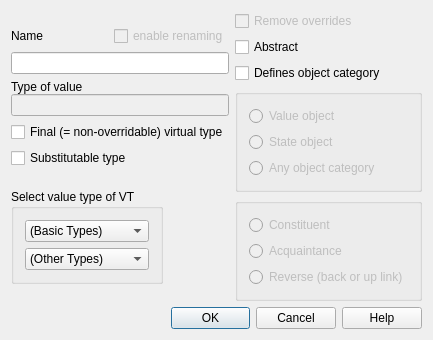
Above: lavape/src/LavaPE_UI/idd_vtypebox.ui from berkus/lavape before the change. Below: the same form after it.
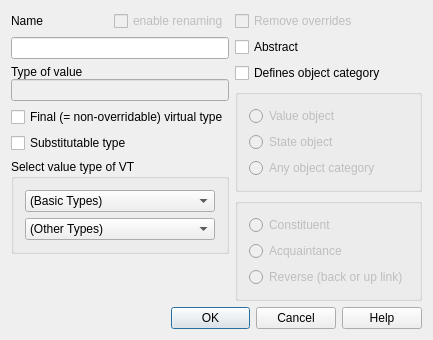
That is the form after the change.

```diff
--- a/lavape/src/LavaPE_UI/idd_vtypebox.ui
+++ b/lavape/src/LavaPE_UI/idd_vtypebox.ui
@@ -6,8 +6,8 @@
    <rect>
     <x>0</x>
     <y>0</y>
-    <width>429</width>
-    <height>333</height>
+    <width>399</width>
+    <height>301</height>
    </rect>
   </property>
   <property name="sizePolicy">
@@ -22,10 +22,8 @@
   <property name="windowTitle">
    <string>Virtual type</string>
   </property>
-  <layout class="QVBoxLayout" name="verticalLayout_5">
-   <item>
-    <layout class="QHBoxLayout" name="horizontalLayout">
-     <item>
+  <layout class="QFormLayout" name="formLayout">
+   <item row="0" column="0">
       <layout class="QVBoxLayout" name="verticalLayout_4">
        <item>
         <layout class="QVBoxLayout" name="verticalLayout_2">
@@ -172,7 +170,7 @@
        <item>
         <widget class="QGroupBox" name="GroupBox_IDC_STATIC29">
          <property name="sizePolicy">
-          <sizepolicy hsizetype="Fixed" vsizetype="Fixed">
+        <sizepolicy hsizetype="Expanding" vsizetype="Fixed">
            <horstretch>0</horstretch>
            <verstretch>0</verstretch>
           </sizepolicy>
@@ -192,6 +190,9 @@
           </property>
           <item>
            <widget class="QComboBox" name="BasicTypes">
+          <property name="sizeAdjustPolicy">
+           <enum>QComboBox::AdjustToContents</enum>
+          </property>
             <item>
              <property name="text">
               <string>(Basic Types)</string>
@@ -201,6 +202,9 @@
           </item>
           <item>
            <widget class="QComboBox" name="NamedTypes">
+          <property name="sizeAdjustPolicy">
+           <enum>QComboBox::AdjustToContents</enum>
+          </property>
             <item>
              <property name="text">
               <string>(Other Types)</string>
@@ -213,7 +217,7 @@
        </item>
       </layout>
      </item>
-     <item>
+   <item row="0" column="1">
       <layout class="QVBoxLayout" name="verticalLayout_3">
        <item>
         <layout class="QVBoxLayout">
@@ -371,9 +375,7 @@
        </item>
       </layout>
      </item>
-    </layout>
-   </item>
-   <item>
+   <item row="1" column="0" colspan="2">
     <layout class="QHBoxLayout">
      <property name="spacing">
       <number>6</number>
```
Lines whose indentation alone changed are shown as unchanged.
